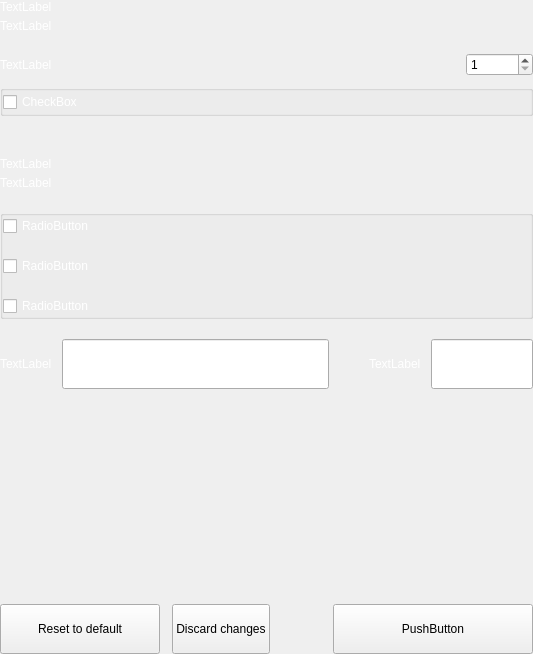
Qt form src/qt/settings/forms/settingswalletoptionswidget.ui (eons-finance/ALQO) before a commit.
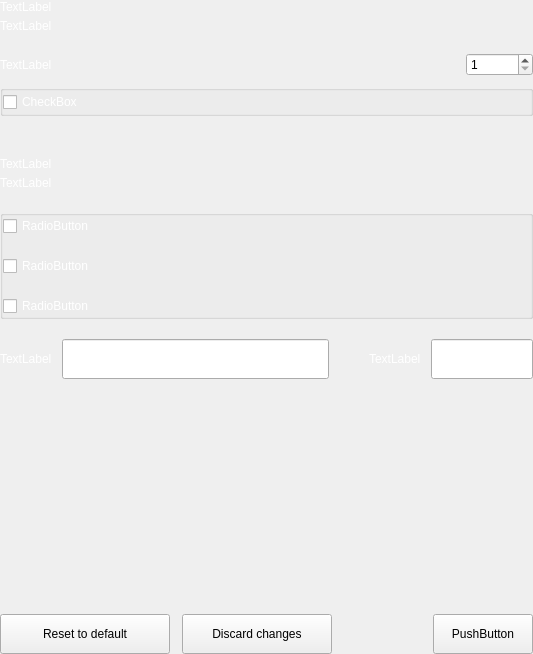
The same form after that commit.

Patch:
```diff
--- a/src/qt/settings/forms/settingswalletoptionswidget.ui
+++ b/src/qt/settings/forms/settingswalletoptionswidget.ui
@@ -375,13 +375,13 @@
               <property name="minimumSize">
                <size>
                 <width>0</width>
-                <height>50</height>
+                <height>40</height>
                </size>
               </property>
               <property name="maximumSize">
                <size>
                 <width>16777215</width>
-                <height>50</height>
+                <height>40</height>
                </size>
               </property>
              </widget>
@@ -421,13 +421,13 @@
               <property name="minimumSize">
                <size>
                 <width>0</width>
-                <height>50</height>
+                <height>40</height>
                </size>
               </property>
               <property name="maximumSize">
                <size>
                 <width>16777215</width>
-                <height>50</height>
+                <height>40</height>
                </size>
               </property>
              </widget>
@@ -458,13 +458,13 @@
            <widget class="QPushButton" name="pushButtonReset">
             <property name="minimumSize">
              <size>
-              <width>160</width>
-              <height>50</height>
+              <width>170</width>
+              <height>40</height>
              </size>
             </property>
             <property name="maximumSize">
              <size>
-              <width>50</width>
+              <width>16777215</width>
               <height>16777215</height>
              </size>
             </property>
@@ -477,8 +477,8 @@
            <widget class="QPushButton" name="pushButtonClean">
             <property name="minimumSize">
              <size>
-              <width>0</width>
-              <height>50</height>
+              <width>150</width>
+              <height>40</height>
              </size>
             </property>
             <property name="text">
@@ -506,14 +506,14 @@
            <widget class="QPushButton" name="pushButtonSave">
             <property name="minimumSize">
              <size>
-              <width>200</width>
-              <height>50</height>
+              <width>100</width>
+              <height>40</height>
              </size>
             </property>
             <property name="maximumSize">
              <size>
               <width>200</width>
-              <height>50</height>
+              <height>40</height>
              </size>
             </property>
             <property name="text">
```
